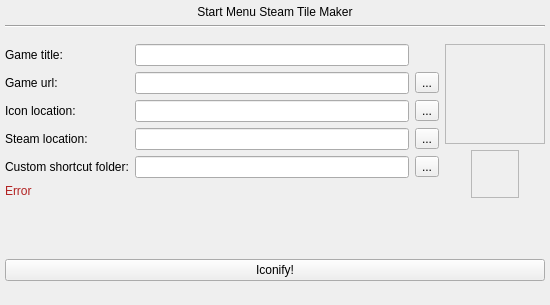
This is main.ui in Apollo-Roboto/Win10-Start-menu-steam-tile-maker as Qt 5 draws it before an edit. The edited form follows.
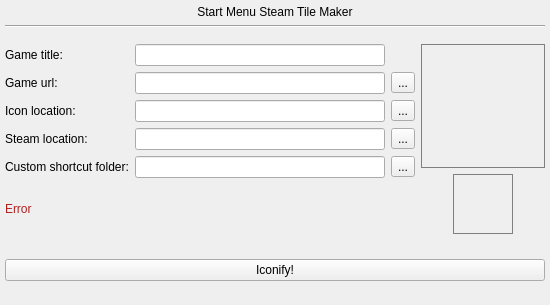
This is the edited form.

Commit message: added preview for Icons

What changed in the file:
```diff
--- a/main.ui
+++ b/main.ui
@@ -164,26 +164,28 @@
       <item>
        <layout class="QHBoxLayout" name="horizontalLayout_5">
         <item>
-         <widget class="QFrame" name="frame">
+         <widget class="QLabel" name="mediumIconPreview_label">
           <property name="minimumSize">
            <size>
-            <width>100</width>
-            <height>100</height>
+            <width>124</width>
+            <height>124</height>
            </size>
           </property>
           <property name="maximumSize">
            <size>
-            <width>100</width>
-            <height>100</height>
+            <width>124</width>
+            <height>124</height>
            </size>
           </property>
-          <property name="frameShape">
-           <enum>QFrame::StyledPanel</enum>
+          <property name="styleSheet">
+           <string notr="true">border: 1px solid grey;</string>
           </property>
-          <property name="frameShadow">
-           <enum>QFrame::Plain</enum>
+          <property name="text">
+           <string/>
           </property>
-          <layout class="QGridLayout" name="gridLayout_3"/>
+          <property name="alignment">
+           <set>Qt::AlignCenter</set>
+          </property>
          </widget>
         </item>
        </layout>
@@ -191,24 +193,27 @@
       <item>
        <layout class="QHBoxLayout" name="horizontalLayout_4">
         <item>
-         <widget class="QFrame" name="frame_2">
+         <widget class="QLabel" name="smallIconPreview_label">
           <property name="minimumSize">
            <size>
-            <width>48</width>
-            <height>48</height>
+            <width>60</width>
+            <height>60</height>
            </size>
           </property>
           <property name="maximumSize">
            <size>
-            <width>48</width>
-            <height>48</height>
+            <width>60</width>
+            <height>60</height>
            </size>
           </property>
-          <property name="frameShape">
-           <enum>QFrame::StyledPanel</enum>
+          <property name="styleSheet">
+           <string notr="true">border: 1px solid grey;</string>
           </property>
-          <property name="frameShadow">
-           <enum>QFrame::Plain</enum>
+          <property name="text">
+           <string/>
+          </property>
+          <property name="alignment">
+           <set>Qt::AlignCenter</set>
           </property>
          </widget>
         </item>
```
The commit also changes 12 other files.
